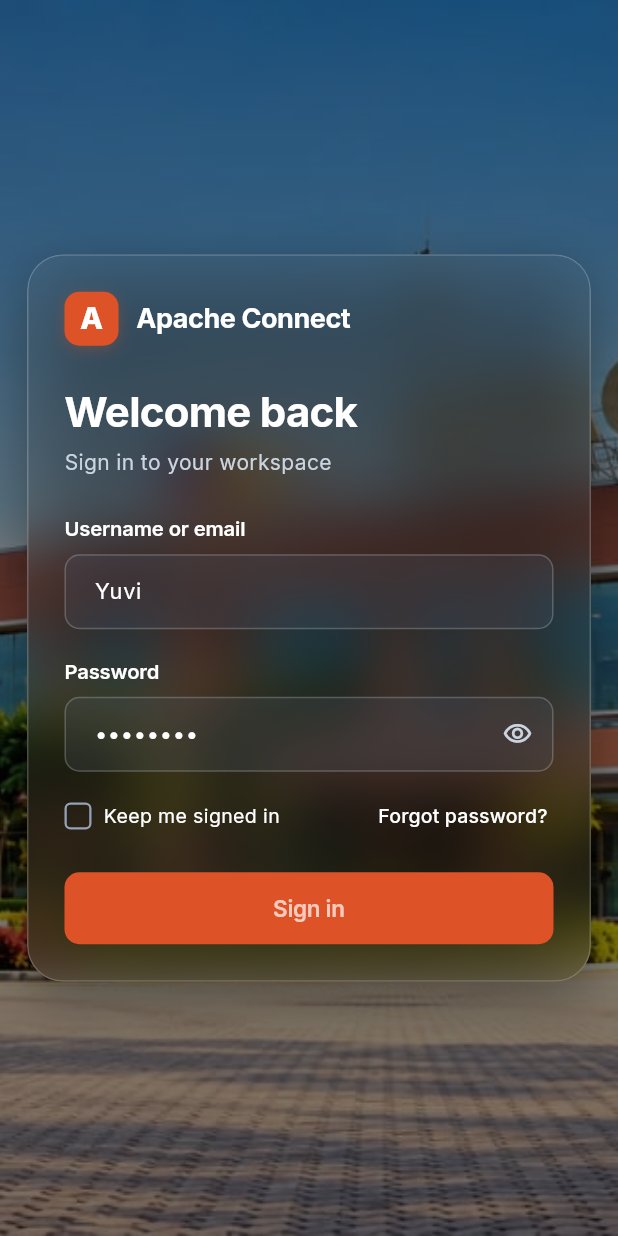
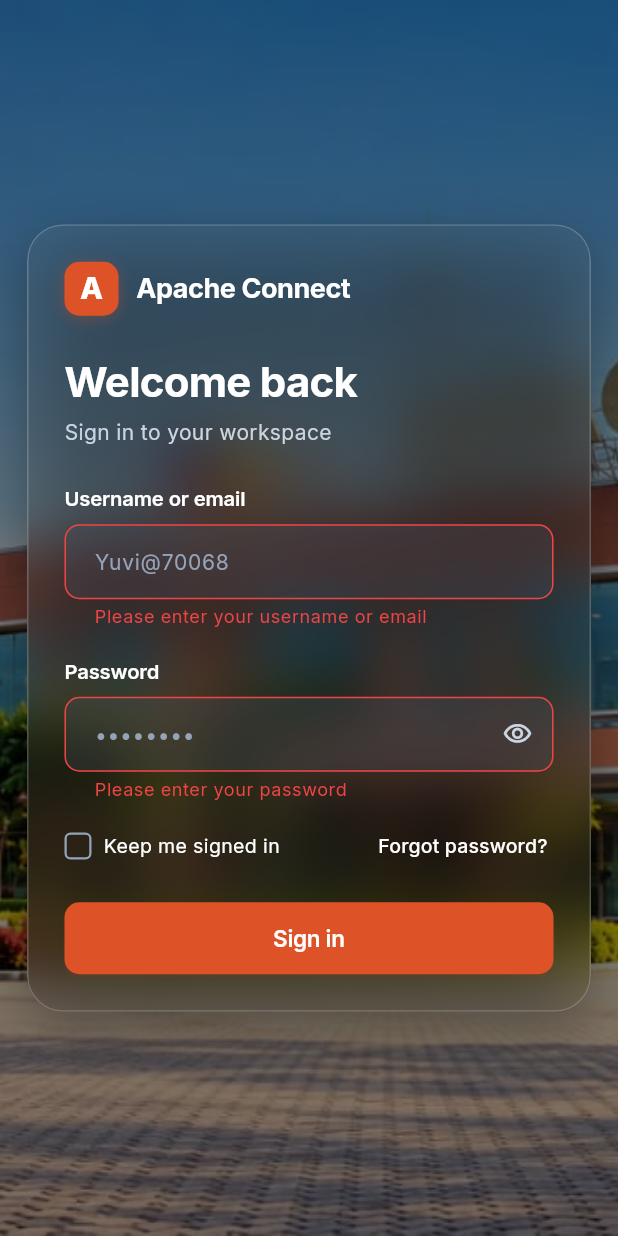
Before and after one commit to JustCallMeYuvi/apache_connect, a Flutter app: the screen it shows after launch, after a tap on "Keep me signed in", after a tap on "Sign in", on a phone screen of 412 x 824 dp. Run offline on Flutter 3.47's test engine with Material 3 defaults, Android fonts, the phone set to English and light mode, and no system bars; our stand-ins replace dio, equatable, file_picker, flutter_bloc, get_it, google_fonts; missing offline and left inert: excel, file_saver, screen_protector.

Commit message:
feat: integrate login API and centralize API endpoints

```diff
--- a/lib/core/di/injection_container.dart
+++ b/lib/core/di/injection_container.dart
@@ -35,6 +35,7 @@
 // }
 
 
+import 'package:apache_connect/core/network/dio_client.dart';
 import 'package:apache_connect/data/datasources/admin_remote_data_source.dart';
 import 'package:apache_connect/data/datasources/documents_remote_data_source.dart';
 import 'package:apache_connect/data/datasources/messages_remote_data_source.dart';
@@ -77,9 +78,14 @@ final sl = GetIt.instance;
 
 Future<void> initDependencies() async {
   // 1. Data Sources
+  // sl.registerLazySingleton<AuthRemoteDataSource>(
+  //   () => AuthRemoteDataSourceImpl(),
+  // );
   sl.registerLazySingleton<AuthRemoteDataSource>(
-    () => AuthRemoteDataSourceImpl(),
-  );
+  () => AuthRemoteDataSourceImpl(
+    dio: DioClient.instance,
+  ),
+);
   sl.registerLazySingleton<DashboardRemoteDataSource>(
     () => DashboardRemoteDataSourceImpl(),
 
--- /dev/null
+++ b/lib/core/network/api_config.dart
@@ -0,0 +1,5 @@
+class ApiConfig {
+  ApiConfig._();
+
+  static const String baseUrl = 'http://10.3.0.70:8155';
+}
--- a/lib/core/utils/form_validators.dart
+++ b/lib/core/utils/form_validators.dart
@@ -1,24 +1,42 @@
-import '../constants/app_strings.dart';
+// import '../constants/app_strings.dart';
+
+// class FormValidators {
+//   FormValidators._();
+
+//   /// Validates that username or email is not empty
+//   static String? validateUsername(String? value) {
+//     if (value == null || value.trim().isEmpty) {
+//       return AppStrings.errUsernameRequired;
+//     }
+//     return null;
+//   }
+
+//   /// Validates password presence and minimum length
+//   static String? validatePassword(String? value) {
+//     if (value == null || value.trim().isEmpty) {
+//       return AppStrings.errPasswordRequired;
+//     }
+//     if (value.trim().length < 6) {
+//       return AppStrings.errPasswordTooShort;
+//     }
+//     return null;
+//   }
+// }
 
 class FormValidators {
-  FormValidators._();
+  static String? validateUsername(String value) {
+    if (value.trim().isEmpty) {
+      return 'Please enter your username or email';
+    }
 
-  /// Validates that username or email is not empty
-  static String? validateUsername(String? value) {
-    if (value == null || value.trim().isEmpty) {
-      return AppStrings.errUsernameRequired;
-    }
     return null;
   }
 
-  /// Validates password presence and minimum length
-  static String? validatePassword(String? value) {
-    if (value == null || value.trim().isEmpty) {
-      return AppStrings.errPasswordRequired;
+  static String? validatePassword(String value) {
+    if (value.isEmpty) {
+      return 'Please enter your password';
     }
-    if (value.trim().length < 6) {
-      return AppStrings.errPasswordTooShort;
-    }
+
     return null;
   }
 }
--- a/lib/data/datasources/auth_remote_data_source.dart
+++ b/lib/data/datasources/auth_remote_data_source.dart
@@ -1,6 +1,60 @@
+// import '../models/user_model.dart';
+
+// abstract class AuthRemoteDataSource {
+//   Future<UserModel> login({
+//     required String username,
+//     required String password,
+//     required bool rememberMe,
+//   });
+// }
+
+// /// Production-ready mock / placeholder datasource with realistic network latency,
+// /// easily swappable with http.Client when connected to the ApacheConnect REST backend.
+// class AuthRemoteDataSourceImpl implements AuthRemoteDataSource {
+//   // In a production backend scenario, inject http.Client or Dio
+//   // final http.Client client;
+
+//   AuthRemoteDataSourceImpl();
+
+//   @override
+//   Future<UserModel> login({
+//     required String username,
+//     required String password,
+//     required bool rememberMe,
+//   }) async {
+//     // Simulate real network trip
+//     await Future.delayed(const Duration(milliseconds: 1200));
+
+//     // Basic authentication simulation
+//     // Allows default preview user from screenshot: Imran@67657 or any non-empty credential
+//     if (username.trim().isEmpty || password.trim().isEmpty) {
+//       throw Exception('Username and password are required');
+//     }
+
+//     if (password.length < 4) {
+//       throw Exception('Invalid credentials provided');
+//     }
+
+//     // Success response payload
+//     return UserModel(
+//       id: 'emp_apache_0921',
+//       username: username.trim(),
+//       email: username.contains('@') ? username.trim() : '$username@apache.com',
+//       displayName: username.split('@').first,
+//       token: 'jwt_apache_connect_${DateTime.now().millisecondsSinceEpoch}',
+//     );
+//   }
+// }
+
+import 'package:apache_connect/core/network/api_endpoints.dart';
+import 'package:dio/dio.dart';
+import 'package:flutter/foundation.dart';
+
 import '../models/user_model.dart';
 
 abstract class AuthRemoteDataSource {
+  AuthRemoteDataSource(Dio instance);
+
   Future<UserModel> login({
     required String username,
     required String password,
@@ -8,13 +62,10 @@ abstract class AuthRemoteDataSource {
   });
 }
 
-/// Production-ready mock / placeholder datasource with realistic network latency,
-/// easily swappable with http.Client when connected to the ApacheConnect REST backend.
 class AuthRemoteDataSourceImpl implements AuthRemoteDataSource {
-  // In a production backend scenario, inject http.Client or Dio
-  // final http.Client client;
+  final Dio dio;
 
-  AuthRemoteDataSourceImpl();
+  AuthRemoteDataSourceImpl({required this.dio});
 
   @override
   Future<UserModel> login({
@@ -22,26 +73,73 @@ class AuthRemoteDataSourceImpl implements AuthRemoteDataSource {
     required String password,
     required bool rememberMe,
   }) async {
-    // Simulate real network trip
-    await Future.delayed(const Duration(milliseconds: 1200));
+    debugPrint('AUTH API: Sending login request');
+    debugPrint('AUTH API: URL = ${dio.options.baseUrl}/api/auth/login');
+    debugPrint('AUTH API: Username = [$username]');
 
-    // Basic authentication simulation
-    // Allows default preview user from screenshot: Imran@67657 or any non-empty credential
-    if (username.trim().isEmpty || password.trim().isEmpty) {
-      throw Exception('Username and password are required');
+    try {
+      final response = await dio.post<Map<String, dynamic>>(
+        // '/api/auth/login',
+        ApiEndpoints.login,
+        data: {
+          'username': username.trim(),
+          'password': password,
+        },
+      );
+
+      final body = response.data ?? <String, dynamic>{};
+
+      debugPrint('AUTH API: Status = ${response.statusCode}');
+      debugPrint('AUTH API: Success = ${body['success']}');
+      debugPrint('AUTH API: Message = ${body['message']}');
+
+      if (body['success'] != true) {
+        throw Exception(
+          body['message']?.toString() ?? 'Login failed.',
+        );
+      }
+
+      final data = body['data'] as Map<String, dynamic>?;
+      if (data == null) {
+        throw Exception('Login response is missing data.');
+      }
+
+      final apiUser = data['user'] as Map<String, dynamic>?;
+      if (apiUser == null) {
+        throw Exception('Login response is missing user details.');
+      }
+
+      final token = data['token']?.toString() ?? '';
+      if (token.isEmpty) {
+        throw Exception('Login response is missing the token.');
+      }
+
+      // Map the actual API response into your existing UserModel.
+      return UserModel(
+        id: apiUser['id'].toString(),
+        username: apiUser['username']?.toString() ?? username,
+        email: apiUser['username']?.toString() ?? username,
+        displayName: apiUser['empName']?.toString() ?? username,
+        token: token,
+      );
+    } on DioException catch (e) {
+      debugPrint('AUTH API: HTTP status = ${e.response?.statusCode}');
+      debugPrint('AUTH API: Error = ${e.message}');
+
+      final responseBody = e.response?.data;
+      if (responseBody is Map && responseBody['message'] != null) {
+        throw Exception(responseBody['message'].toString());
+      }
+
+      if (e.response == null) {
+        throw Exception(
+          'Cannot connect to the API. Check the server and network.',
+        );
+      }
+
+      throw Exception(
+        'Login request failed with status ${e.response?.statusCode}.',
+      );
     }
-
-    if (password.length < 4) {
-      throw Exception('Invalid credentials provided');
-    }
-
-    // Success response payload
-    return UserModel(
-      id: 'emp_apache_0921',
-      username: username.trim(),
-      email: username.contains('@') ? username.trim() : '$username@apache.com',
-      displayName: username.split('@').first,
-      token: 'jwt_apache_connect_${DateTime.now().millisecondsSinceEpoch}',
-    );
   }
 }
--- a/lib/data/repositories/auth_repository_impl.dart
+++ b/lib/data/repositories/auth_repository_impl.dart
@@ -1,3 +1,5 @@
+import 'package:flutter/material.dart';
+
 import '../../core/network/api_result.dart';
 import '../../domain/entities/user.dart';
 import '../../domain/repositories/auth_repository.dart';
@@ -8,23 +10,56 @@ class AuthRepositoryImpl implements AuthRepository {
 
   AuthRepositoryImpl({required this.remoteDataSource});
 
+  // @override
+  // Future<ApiResult<User>> login({
+  //   required String username,
+  //   required String password,
+  //   required bool rememberMe,
+  // }) async {
+  //   try {
+  //     final userModel = await remoteDataSource.login(
+  //       username: username,
+  //       password: password,
+  //       rememberMe: rememberMe,
+  //     );
+  //     return Success(userModel);
+  //   } catch (e) {
+  //     return Failure(e.toString().replaceAll('Exception: ', ''));
+  //   }
+  // }
+
 @override
 Future<ApiResult<User>> login({
   required String username,
   required String password,
   required bool rememberMe,
 }) async {
+  debugPrint('REPOSITORY DEBUG: login started');
+  debugPrint('REPOSITORY DEBUG: username=[$username]');
+  debugPrint('REPOSITORY DEBUG: password length=${password.length}');
+
   try {
+    debugPrint('REPOSITORY DEBUG: calling AuthRemoteDataSource');
+
     final userModel = await remoteDataSource.login(
       username: username,
       password: password,
       rememberMe: rememberMe,
     );
+
+    debugPrint('REPOSITORY DEBUG: remote data source succeeded');
+
     return Success(userModel);
-    } catch (e) {
-      return Failure(e.toString().replaceAll('Exception: ', ''));
+  } catch (e, stackTrace) {
+    debugPrint('REPOSITORY DEBUG: exception=$e');
+    debugPrintStack(stackTrace: stackTrace);
+
+    return Failure(
+      e.toString().replaceAll('Exception: ', ''),
+    );
   }
 }
+
 
   @override
   Future<void> logout() async {
--- a/lib/presentation/bloc/login/login_bloc.dart
+++ b/lib/presentation/bloc/login/login_bloc.dart
@@ -1,4 +1,5 @@
 import 'package:apache_connect/domain/entities/user.dart';
+import 'package:flutter/material.dart';
 import 'package:flutter_bloc/flutter_bloc.dart';
 import '../../../core/network/api_result.dart';
 import '../../../core/utils/form_validators.dart';
@@ -104,46 +105,118 @@ class LoginBloc extends Bloc<LoginEvent, LoginState> {
 
 
 
+// Future<void> _onSubmitted(
+//   LoginSubmitted event,
+//   Emitter<LoginState> emit,
+// ) async {
+//   final usernameError =
+//       FormValidators.validateUsername(state.username);
+//   final passwordError =
+//       FormValidators.validatePassword(state.password);
+
+//   if (usernameError != null || passwordError != null) {
+//     emit(state.copyWith(
+//       usernameError: usernameError,
+//       passwordError: passwordError,
+//       status: LoginStatus.failure,
+//     ));
+//     return;
+//   }
+
+//   emit(state.copyWith(
+//     status: LoginStatus.submitting,
+//     errorMessage: null,
+//     usernameError: null,
+//     passwordError: null,
+//   ));
+
+//   final result = await _loginUseCase.execute(
+//     username: state.username,
+//     password: state.password,
+//     rememberMe: state.rememberMe,
+//   );
+
+//   if (result is Success<User>) {
+//     emit(state.copyWith(
+//       status: LoginStatus.success,
+//       authenticatedUser: result.data,
+//     ));
+//   } else if (result is Failure<User>) {
+//     emit(state.copyWith(
+//       status: LoginStatus.failure,
+//       errorMessage: result.errorMessage,
+//     ));
+//   }
+// }
+
+
 Future<void> _onSubmitted(
   LoginSubmitted event,
   Emitter<LoginState> emit,
 ) async {
+  final username = state.username.trim();
+  final password = state.password;
+
+debugPrint('LOGIN DEBUG: Submit event received');
+debugPrint('LOGIN DEBUG: Username = [${state.username}]');
+debugPrint('LOGIN DEBUG: Password length = ${state.password.length}');
+  // 1. Validate input fields.
   final usernameError =
-      FormValidators.validateUsername(state.username);
+      FormValidators.validateUsername(username);
   final passwordError =
-      FormValidators.validatePassword(state.password);
+      FormValidators.validatePassword(password);
 
+debugPrint('LOGIN DEBUG: Username error = $usernameError');
+debugPrint('LOGIN DEBUG: Password error = $passwordError');
   if (usernameError != null || passwordError != null) {
     emit(state.copyWith(
       usernameError: usernameError,
       passwordError: passwordError,
       status: LoginStatus.failure,
+      clearAuthenticatedUser: true,
     ));
     return;
   }
 
+  // 2. Show loading and clear previous errors.
   emit(state.copyWith(
     status: LoginStatus.submitting,
     errorMessage: null,
     usernameError: null,
     passwordError: null,
+    clearAuthenticatedUser: true,
   ));
 
+
+  try {
+    debugPrint('LOGIN DEBUG: Calling LoginUseCase');
+
+    // 3. Call the login API through the use case.
     final result = await _loginUseCase.execute(
-    username: state.username,
-    password: state.password,
+      username: username,
+      password: password,
       rememberMe: state.rememberMe,
     );
 
+    // 4. Handle API result.
     if (result is Success<User>) {
       emit(state.copyWith(
         status: LoginStatus.success,
         authenticatedUser: result.data,
+        errorMessage: null,
       ));
     } else if (result is Failure<User>) {
       emit(state.copyWith(
         status: LoginStatus.failure,
         errorMessage: result.errorMessage,
+        clearAuthenticatedUser: true,
+      ));
+    }
+  } catch (e) {
+    emit(state.copyWith(
+      status: LoginStatus.failure,
+      errorMessage: 'Login failed. Please try again.',
+      clearAuthenticatedUser: true,
     ));
   }
 }
--- a/lib/presentation/bloc/login/login_state.dart
+++ b/lib/presentation/bloc/login/login_state.dart
@@ -30,6 +30,30 @@ class LoginState extends Equatable {
   bool get isSuccess => status == LoginStatus.success;
   bool get isFailure => status == LoginStatus.failure;
 
+  // LoginState copyWith({
+  //   String? username,
+  //   String? password,
+  //   bool? isPasswordObscured,
+  //   bool? rememberMe,
+  //   LoginStatus? status,
+  //   String? errorMessage,
+  //   String? usernameError,
+  //   String? passwordError,
+  //   User? authenticatedUser,
+  //   bool clearErrors = false,
+  // }) {
+  //   return LoginState(
+  //     username: username ?? this.username,
+  //     password: password ?? this.password,
+  //     isPasswordObscured: isPasswordObscured ?? this.isPasswordObscured,
+  //     rememberMe: rememberMe ?? this.rememberMe,
+  //     status: status ?? this.status,
+  //     errorMessage: clearErrors ? null : (errorMessage ?? this.errorMessage),
+  //     usernameError: clearErrors ? null : (usernameError ?? this.usernameError),
+  //     passwordError: clearErrors ? null : (passwordError ?? this.passwordError),
+  //     authenticatedUser: authenticatedUser ?? this.authenticatedUser,
+  //   );
+  // }
   LoginState copyWith({
     String? username,
     String? password,
@@ -41,6 +65,7 @@ class LoginState extends Equatable {
     String? passwordError,
     User? authenticatedUser,
     bool clearErrors = false,
+    bool clearAuthenticatedUser = false,
   }) {
     return LoginState(
       username: username ?? this.username,
@@ -51,7 +76,9 @@ class LoginState extends Equatable {
       errorMessage: clearErrors ? null : (errorMessage ?? this.errorMessage),
       usernameError: clearErrors ? null : (usernameError ?? this.usernameError),
       passwordError: clearErrors ? null : (passwordError ?? this.passwordError),
-      authenticatedUser: authenticatedUser ?? this.authenticatedUser,
+      authenticatedUser: clearAuthenticatedUser
+          ? null
+          : (authenticatedUser ?? this.authenticatedUser),
     );
   }
 
--- a/lib/presentation/screens/login_screen.dart
+++ b/lib/presentation/screens/login_screen.dart
@@ -29,8 +29,10 @@ class _LoginScreenState extends State<LoginScreen> {
   void initState() {
     super.initState();
     // Pre-populate with screenshot default values for instant preview fidelity
-    _usernameController = TextEditingController(text: 'Yuvi');
-    _passwordController = TextEditingController(text: '••••••••');
+    // _usernameController = TextEditingController(text: 'Yuvi');
+    // _passwordController = TextEditingController(text: '••••••••');
+    _usernameController = TextEditingController();
+    _passwordController = TextEditingController();
 
     // Notify BLoC of initial pre-filled values
     context
--- a/pubspec.yaml
+++ b/pubspec.yaml
@@ -49,6 +49,8 @@ dependencies:
   flutter_launcher_icons: ^0.14.4
   file_picker: ^13.1.0
   excel: ^4.0.6
+  file_saver: ^0.7.0
+  dio: ^5.11.1
 
 dev_dependencies:
   flutter_test:
```
Also changed, not shown: lib/core/network/api_endpoints.dart (added, +21 -0 lines), lib/core/network/dio_client.dart (added, +63 -0 lines), lib/data/models/login_response_model.dart (added, +65 -0 lines), lib/domain/usecases/login_usecase.dart (+57 -5 lines), lib/presentation/widgets/excel_editor_panel.dart (+56 -30 lines), pubspec.lock, 5 other files. Lines whose indentation alone changed are shown as unchanged.
